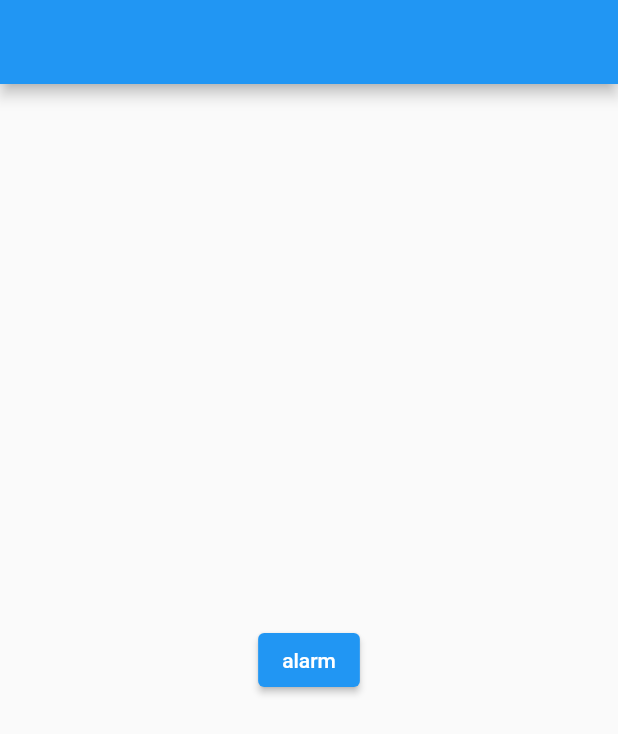
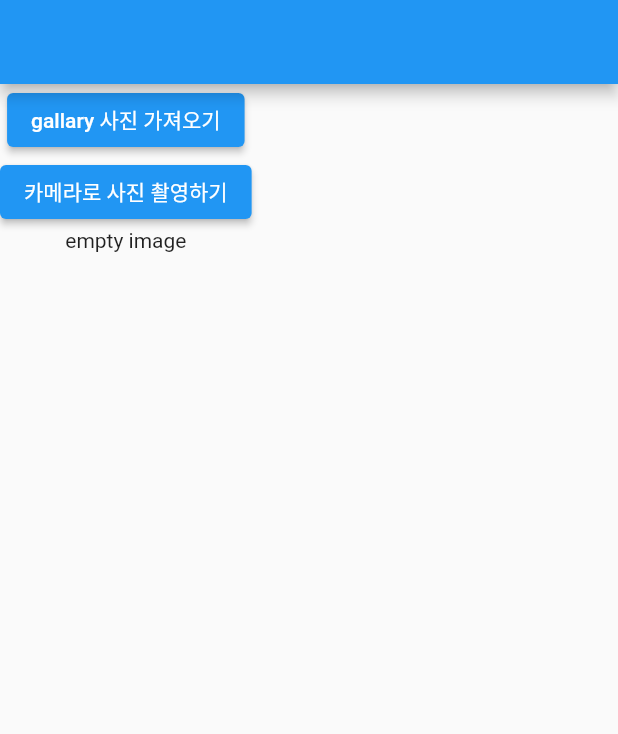
Before and after one commit to lsh990129/flutter_local_notification, a Flutter app: the screen it shows after launch, on a phone screen of 412 x 824 dp. Shown: the top 734 px of the screen. Run offline on Flutter 3.47's test engine with Material 2 defaults, Android fonts, the phone set to English and light mode, and no system bars; our stand-ins replace flutter_local_notifications, flutter_native_timezone, image_picker, timezone.

Commit message:
add image_picker

```diff
--- /dev/null
+++ b/lib/image_page.dart
@@ -0,0 +1,55 @@
+import 'dart:io';
+import 'package:flutter/material.dart';
+import 'package:image_picker/image_picker.dart';
+
+class ImagePage extends StatefulWidget {
+  const ImagePage({ Key? key }) : super(key: key);
+
+  @override
+  State<ImagePage> createState() => _ImagePageState();
+}
+
+class _ImagePageState extends State<ImagePage> {
+  File? _image;
+  @override
+  Widget build(BuildContext context) {
+    return Scaffold(
+      appBar: AppBar(),
+      body: SingleChildScrollView(
+        child: Column(
+          children: [
+            ElevatedButton(onPressed: () async {
+              final ImagePicker _picker = ImagePicker();
+              // Pick an image
+              final image =
+                  await _picker.pickImage(source: ImageSource.gallery);
+              if (image != null) {
+                setState(() {
+                _image = File(image.path);
+                });
+              }
+              print('image $image');
+            },
+            child: const Text("gallary 사진 가져오기"),
+            ),
+            ElevatedButton(onPressed: () async {
+              final ImagePicker _picker = ImagePicker();
+              final image =
+                  await _picker.pickImage(source: ImageSource.camera);
+              if (image != null) {
+                setState(() {
+                _image = File(image.path);
+                });
+              }
+              print('image $image');
+            },
+            child: const Text("카메라로 사진 촬영하기"),
+            ),
+            _image == null ? const Text('empty image') : Image.file(_image!)
+          ],
+        ),
+      ),
+
+    );
+  }
+}
--- a/lib/main.dart
+++ b/lib/main.dart
@@ -1,4 +1,5 @@
 import 'package:flutter/material.dart';
+import 'package:flutter_local_notification/image_page.dart';
 import 'package:flutter_native_timezone/flutter_native_timezone.dart';
 import 'MyHomePage.dart';
 import 'package:flutter_local_notifications/flutter_local_notifications.dart';
@@ -48,7 +49,7 @@
       theme: ThemeData(
         primarySwatch: Colors.blue,
       ),
-      home: const MyHomePage(),
+      home: const ImagePage(),
     );
   }
 }
--- a/pubspec.yaml
+++ b/pubspec.yaml
@@ -39,6 +39,7 @@
   flutter_local_notifications: ^9.3.3
   timezone: ^0.8.0
   flutter_native_timezone: ^2.0.0
+  image_picker: ^0.8.4+11
 
 dev_dependencies:
   flutter_test:
```
Also changed, not shown: pubspec.lock, 2 other files.
